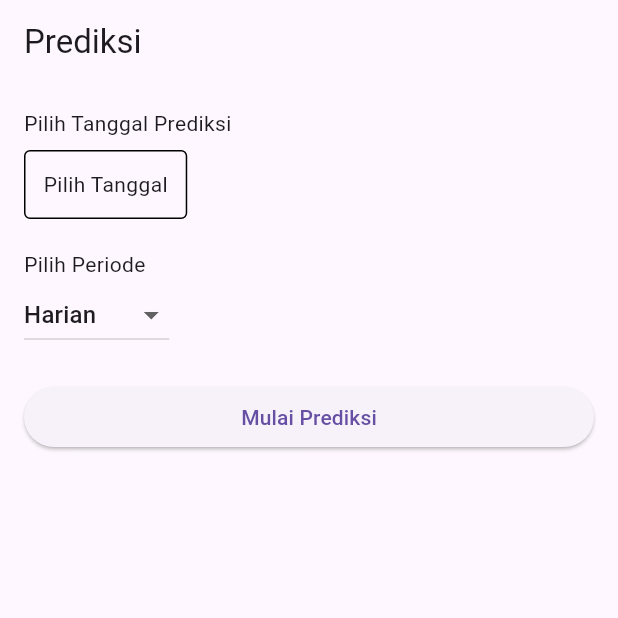
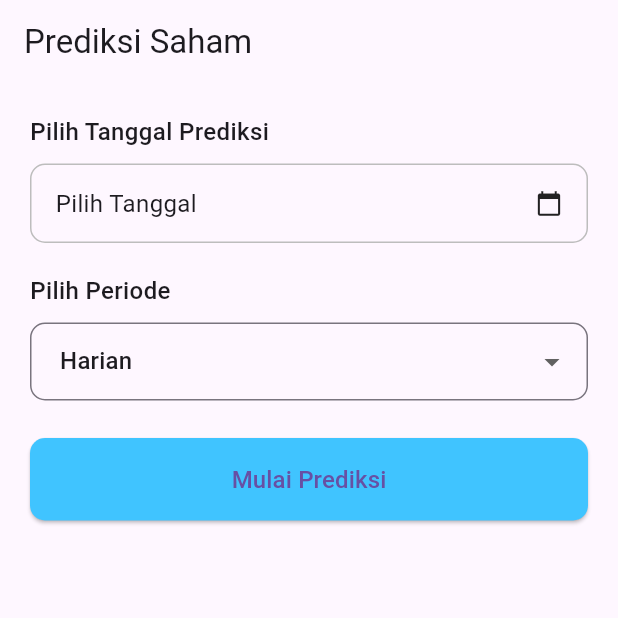
Before and after one commit to whymaull/prediksi_app, a Flutter app: the PrediksiView screen opened by its route, on a phone screen of 412 x 824 dp, the top half of it. Run offline on Flutter 3.47's test engine with Material 3 defaults, Android fonts, the phone set to English and light mode, and no system bars; our stand-ins replace get, shared_preferences; accounts and stored records are empty; network calls fail; statements that could not run were skipped.

Commit message:
UI/UX updates

```diff
--- a/lib/app/modules/home/controllers/home_controller.dart
+++ b/lib/app/modules/home/controllers/home_controller.dart
@@ -1,7 +1,8 @@
 import 'package:get/get.dart';
 import 'package:http/http.dart' as http;
 import 'dart:convert';
-import 'package:prediksi_app/app/routes/app_pages.dart';
+
+import 'package:prediksi_app/app/services/auth_services.dart';
 
 class HomeController extends GetxController {
   //TODO: Implement HomeController
@@ -9,8 +10,6 @@ class HomeController extends GetxController {
   var allSaham = <Map<String, dynamic>>[].obs;
   var filteredSaham = <Map<String, dynamic>>[].obs;
   final search = ''.obs;
-
-  final String baseUrl = 'http://192.168.0.118:5000';
 
   @override
   void onInit() {
--- a/lib/app/modules/login/controllers/login_controller.dart
+++ b/lib/app/modules/login/controllers/login_controller.dart
@@ -2,6 +2,7 @@ import 'dart:convert';
 
 import 'package:get/get.dart';
 import 'package:prediksi_app/app/routes/app_pages.dart';
+import 'package:prediksi_app/app/services/auth_services.dart';
 import 'package:shared_preferences/shared_preferences.dart';
 import 'package:http/http.dart' as http;
 
@@ -22,8 +23,7 @@ class LoginController extends GetxController {
 
     try {
       final response = await http.post(
-        Uri.parse(
-            'http://192.168.0.118:5000/login'), // Ganti IP sesuai backend kamu
+        Uri.parse('$baseUrl/login'),
         headers: {'Content-Type': 'application/json'},
         body: jsonEncode({
           'email': email.value,
--- a/lib/app/modules/login/views/login_view.dart
+++ b/lib/app/modules/login/views/login_view.dart
@@ -11,7 +11,7 @@ class LoginView extends GetView<LoginController> {
   @override
   Widget build(BuildContext context) {
     return Scaffold(
-      backgroundColor: const Color(0xFF7F7FD5),
+      backgroundColor: const Color(0xFFB2C6D5),
       body: Center(
         child: SingleChildScrollView(
           padding: const EdgeInsets.all(24),
@@ -32,7 +32,7 @@ class LoginView extends GetView<LoginController> {
                   width: double.infinity,
                   padding: const EdgeInsets.symmetric(vertical: 24),
                   decoration: const BoxDecoration(
-                    color: Color(0xFF5F52EE),
+                    color: Color(0xFF94B4C1),
                     borderRadius: BorderRadius.only(
                         topLeft: Radius.circular(12),
                         topRight: Radius.circular(12)),
@@ -78,7 +78,7 @@ class LoginView extends GetView<LoginController> {
                       children: [
                         TextSpan(
                             text: "Daftar disini",
-                            style: TextStyle(color: Color(0xFF5F52EE)))
+                            style: TextStyle(color: Color(0xFF547792)))
                       ],
                     )),
                   ),
--- a/lib/app/modules/main/bindings/main_binding.dart
+++ b/lib/app/modules/main/bindings/main_binding.dart
@@ -1,5 +1,6 @@
 import 'package:get/get.dart';
 import 'package:prediksi_app/app/modules/home/controllers/home_controller.dart';
+import 'package:prediksi_app/app/modules/profile/controllers/profile_controller.dart';
 import 'package:prediksi_app/app/modules/riwayat/controllers/riwayat_controller.dart';
 
 import '../controllers/main_controller.dart';
@@ -16,5 +17,8 @@ class MainBinding extends Bindings {
     Get.lazyPut<RiwayatController>(
       () => RiwayatController(),
     );
+    Get.lazyPut<ProfileController>(
+      () => ProfileController(),
+    );
   }
 }
--- a/lib/app/modules/prediksi/views/prediksi_view.dart
+++ b/lib/app/modules/prediksi/views/prediksi_view.dart
@@ -1,7 +1,5 @@
 import 'package:flutter/material.dart';
-
 import 'package:get/get.dart';
-
 import '../controllers/prediksi_controller.dart';
 
 class PrediksiView extends GetView<PrediksiController> {
@@ -10,61 +8,101 @@ class PrediksiView extends GetView<PrediksiController> {
   @override
   Widget build(BuildContext context) {
     return Scaffold(
-      appBar: AppBar(title: Text("Prediksi ${controller.symbol}")),
-      body: SingleChildScrollView(
-        child: Padding(
-          padding: const EdgeInsets.all(16),
-          child: Obx(() => Column(
+      appBar: AppBar(
+        title: Text("Prediksi Saham ${controller.symbol}"),
+      ),
+      body: Obx(() => SingleChildScrollView(
+            padding: const EdgeInsets.all(20),
+            child: Column(
               crossAxisAlignment: CrossAxisAlignment.start,
               children: [
-                  const Text("Pilih Tanggal Prediksi"),
-                  const SizedBox(height: 8),
-                  InkWell(
+                const Text(
+                  "Pilih Tanggal Prediksi",
+                  style: TextStyle(fontSize: 16, fontWeight: FontWeight.w500),
+                ),
+                const SizedBox(height: 10),
+                GestureDetector(
                   onTap: controller.pickDate,
                   child: Container(
-                      padding: const EdgeInsets.all(12),
+                    padding: const EdgeInsets.symmetric(
+                        horizontal: 16, vertical: 14),
                     decoration: BoxDecoration(
-                        border: Border.all(),
-                        borderRadius: BorderRadius.circular(4),
+                      border: Border.all(color: Colors.grey.shade400),
+                      borderRadius: BorderRadius.circular(10),
                     ),
-                      child: Text(
+                    child: Row(
+                      mainAxisAlignment: MainAxisAlignment.spaceBetween,
+                      children: [
+                        Text(
                           controller.selectedDate.value == null
                               ? "Pilih Tanggal"
                               : controller.selectedDate.value!
                                   .toLocal()
                                   .toString()
                                   .split(' ')[0],
+                          style: const TextStyle(fontSize: 16),
+                        ),
+                        const Icon(Icons.calendar_today, size: 18),
+                      ],
                     ),
                   ),
                 ),
                 const SizedBox(height: 20),
-                  const Text("Pilih Periode"),
-                  DropdownButton<String>(
+                const Text("Pilih Periode",
+                    style:
+                        TextStyle(fontSize: 16, fontWeight: FontWeight.w500)),
+                const SizedBox(height: 10),
+                DropdownButtonFormField<String>(
                   value: controller.period.value,
+                  decoration: InputDecoration(
+                    border: OutlineInputBorder(
+                      borderRadius: BorderRadius.circular(10),
+                    ),
+                    contentPadding: const EdgeInsets.symmetric(
+                        horizontal: 16, vertical: 14),
+                  ),
                   items: const [
                     DropdownMenuItem(value: 'daily', child: Text("Harian")),
-                      DropdownMenuItem(
-                          value: 'weekly', child: Text("Mingguan")),
-                      DropdownMenuItem(
-                          value: 'monthly', child: Text("Bulanan")),
+                    DropdownMenuItem(value: 'weekly', child: Text("Mingguan")),
+                    DropdownMenuItem(value: 'monthly', child: Text("Bulanan")),
                   ],
                   onChanged: (val) => controller.period.value = val!,
                 ),
-                  const SizedBox(height: 20),
+                const SizedBox(height: 25),
                 SizedBox(
                   width: double.infinity,
                   child: ElevatedButton(
+                    style: ElevatedButton.styleFrom(
+                      backgroundColor: Colors.lightBlueAccent,
+                      padding: const EdgeInsets.symmetric(vertical: 16),
+                      shape: RoundedRectangleBorder(
+                        borderRadius: BorderRadius.circular(10),
+                      ),
+                    ),
                     onPressed: controller.predict,
                     child: controller.isLoading.value
-                          ? const CircularProgressIndicator(color: Colors.white)
-                          : const Text("Mulai Prediksi"),
+                        ? const CircularProgressIndicator(
+                            color: Colors.white,
+                          )
+                        : const Text(
+                            "Mulai Prediksi",
+                            style: TextStyle(fontSize: 16),
                           ),
                   ),
-                  const SizedBox(height: 20),
-                  if (controller.forecast.isNotEmpty)
+                ),
+                const SizedBox(height: 30),
+                if (controller.forecast.isNotEmpty) ...[
+                  const Divider(),
                   const Text("Hasil Prediksi:",
-                        style: TextStyle(fontWeight: FontWeight.bold)),
-                  ...controller.forecast.map((item) {
+                      style:
+                          TextStyle(fontSize: 18, fontWeight: FontWeight.bold)),
+                  const SizedBox(height: 12),
+                  ListView.builder(
+                    shrinkWrap: true,
+                    physics: const NeverScrollableScrollPhysics(),
+                    itemCount: controller.forecast.length,
+                    itemBuilder: (context, index) {
+                      final item = controller.forecast[index];
                       final date = item['date'];
                       final value = item['value'];
                       final label = controller.period.value == 'daily'
@@ -73,29 +111,30 @@ class PrediksiView extends GetView<PrediksiController> {
                               ? 'Mingguan'
                               : 'Bulanan';
 
-                    return Card(
-                      margin: const EdgeInsets.symmetric(vertical: 4),
+                      return Container(
+                        margin: const EdgeInsets.only(bottom: 10),
+                        decoration: BoxDecoration(
+                          border: Border.all(color: Colors.grey.shade300),
+                          borderRadius: BorderRadius.circular(12),
+                        ),
                         child: ListTile(
-                        leading: const Icon(Icons.trending_up),
-                        title: Text("Tanggal: $date",
-                            overflow: TextOverflow.ellipsis),
+                          leading: const Icon(Icons.trending_up,
+                              color: Colors.deepPurple),
+                          title: Text("Tanggal: $date"),
                           subtitle: Text("Periode: $label"),
-                        trailing: SizedBox(
-                          width: 70, // ← batasin lebar trailing biar ga meledak
-                          child: Text(
+                          trailing: Text(
                             value.toStringAsFixed(2),
-                            textAlign: TextAlign.end,
-                            overflow: TextOverflow.ellipsis,
-                            style: const TextStyle(fontWeight: FontWeight.bold),
-                          ),
+                            style: const TextStyle(
+                                fontWeight: FontWeight.bold, fontSize: 16),
                           ),
                         ),
                       );
-                  }),
+                    },
+                  ),
+                ]
               ],
+            ),
           )),
-        ),
-      ),
     );
   }
 }
--- a/lib/app/modules/register/controllers/register_controller.dart
+++ b/lib/app/modules/register/controllers/register_controller.dart
@@ -2,6 +2,7 @@ import 'dart:convert';
 import 'package:get/get.dart';
 import 'package:http/http.dart' as http;
 import 'package:prediksi_app/app/routes/app_pages.dart';
+import 'package:prediksi_app/app/services/auth_services.dart';
 
 class RegisterController extends GetxController {
   final username = ''.obs;
@@ -21,8 +22,7 @@ class RegisterController extends GetxController {
 
     try {
       final response = await http.post(
-        Uri.parse(
-            'http://192.168.0.118:5000/register'), // ganti sesuai backend kamu
+        Uri.parse('$baseUrl/register'),
         headers: {'Content-Type': 'application/json'},
         body: jsonEncode({
           'username': username.value,
--- a/lib/app/routes/app_routes.dart
+++ b/lib/app/routes/app_routes.dart
@@ -10,6 +10,7 @@ abstract class Routes {
   static const PREDIKSI = _Paths.PREDIKSI;
   static const MAIN = _Paths.MAIN;
   static const RIWAYAT = _Paths.RIWAYAT;
+  static const PROFILE = _Paths.PROFILE;
 }
 
 abstract class _Paths {
@@ -21,4 +22,5 @@ abstract class _Paths {
   static const PREDIKSI = '/prediksi';
   static const MAIN = '/main';
   static const RIWAYAT = '/riwayat';
+  static const PROFILE = '/profile';
 }
--- a/lib/app/services/auth_services.dart
+++ b/lib/app/services/auth_services.dart
@@ -1,10 +1,9 @@
 import 'dart:convert';
 import 'package:http/http.dart' as http;
 
+const String baseUrl = 'http://192.168.0.126:5000';
+
 class AuthService {
-  static const String baseUrl =
-      'http://192.168.0.118:5000'; // ganti sesuai IP backend kamu
-
   static Future<Map<String, dynamic>> login(
       String email, String password) async {
     final response = await http.post(
--- a/lib/app/utils/widget/gradient_button.dart
+++ b/lib/app/utils/widget/gradient_button.dart
@@ -13,7 +13,7 @@ class GradientButton extends StatelessWidget {
       width: double.infinity,
       decoration: BoxDecoration(
         gradient: const LinearGradient(
-          colors: [Color(0xFF6C63FF), Color(0xFF5F52EE)],
+          colors: [Color(0xFF9EC6F3), Color(0xFFBDDDE4)],
         ),
         borderRadius: BorderRadius.circular(8),
       ),
```
Also changed, not shown: lib/app/helper/date_utils.dart (+14 -8 lines), lib/app/modules/main/views/main_view.dart (+6 -5 lines), lib/app/modules/prediksi/controllers/prediksi_controller.dart (+4 -4 lines), lib/app/modules/profile/bindings/profile_binding.dart (added, +12 -0 lines), lib/app/modules/profile/controllers/profile_controller.dart (added, +45 -0 lines), lib/app/modules/profile/views/profile_view.dart (added, +86 -0 lines), lib/app/modules/register/views/register_view.dart (+4 -4 lines), lib/app/modules/riwayat/controllers/riwayat_controller.dart (+4 -9 lines), lib/app/modules/riwayat/views/riwayat_view.dart (+22 -7 lines), lib/app/routes/app_pages.dart (+7 -0 lines). Lines whose indentation alone changed are shown as unchanged.
